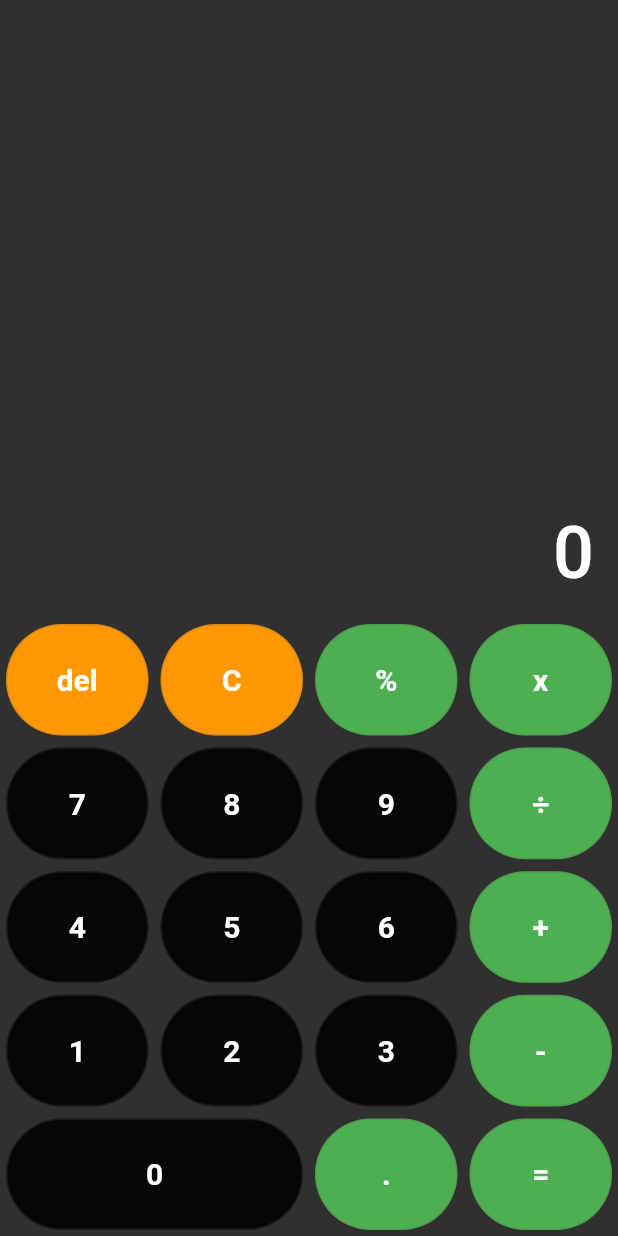
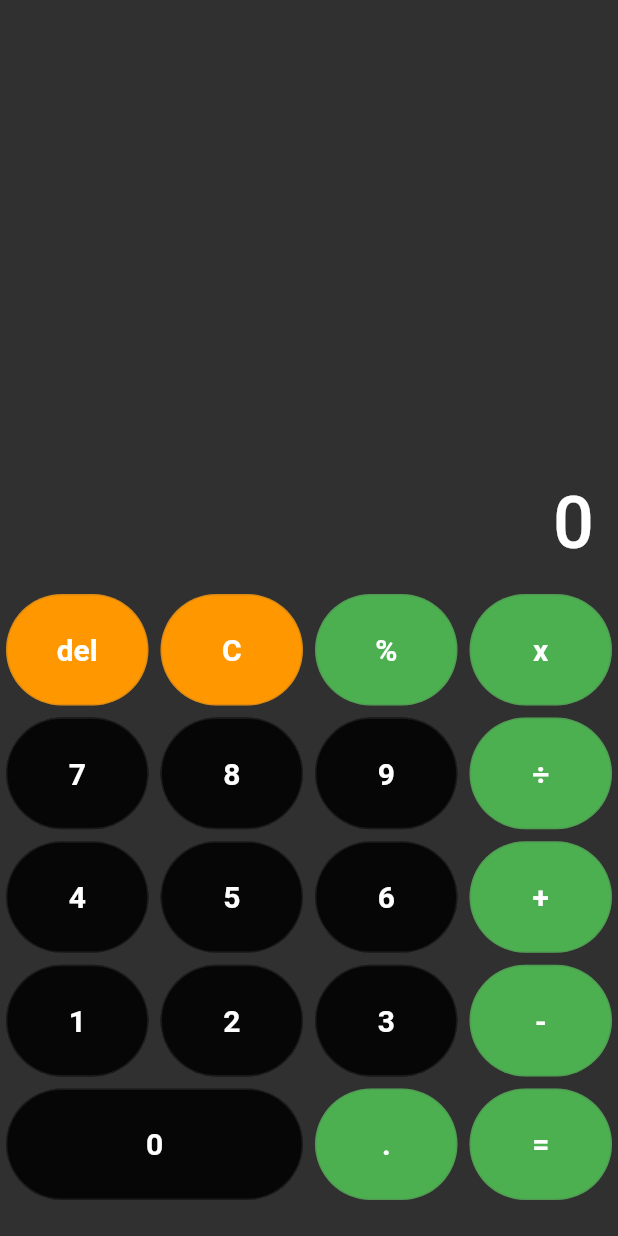
Before and after one commit to snehil891/calculator, a Flutter app: the screen it shows after launch, on a phone screen of 412 x 824 dp. Run offline on Flutter 3.47's test engine with Material 2 defaults, Android fonts, the phone set to English and light mode, and no system bars.

Commit message:
padding added to bottom

```diff
--- a/lib/calculator_screen.dart
+++ b/lib/calculator_screen.dart
@@ -53,7 +53,10 @@ class _CalculatorScreenState extends State<CalculatorScreen> {
                     ),
                   )
                   .toList(),
-            )
+            ),
+            const SizedBox(
+              height: 20,
+            ),
           ],
         ),
       ),
```
